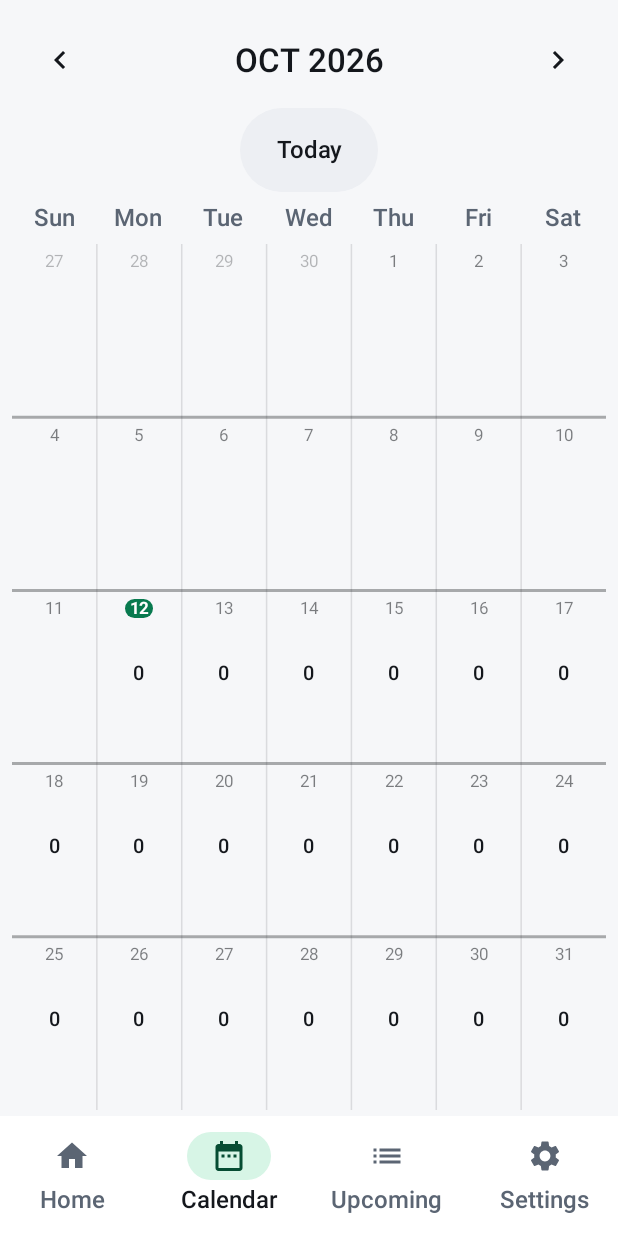
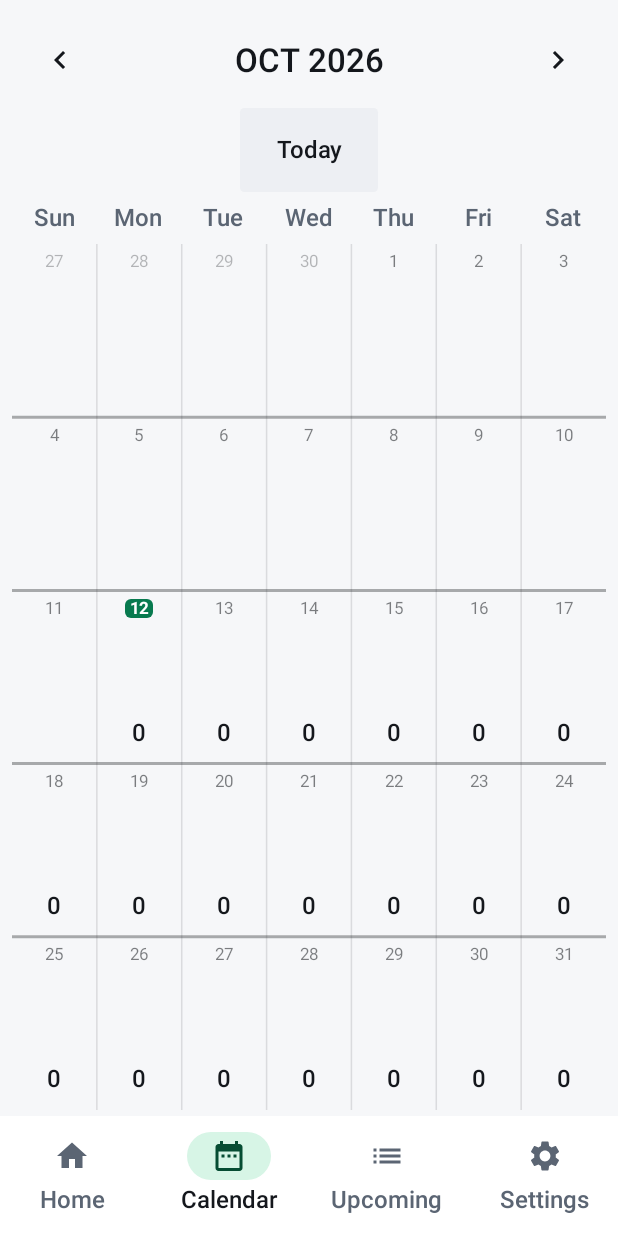
Before and after one commit to dragovitcmia-dot/MoneyPlan, an Android app built with Jetpack Compose: the screen it shows after launch (MainActivity), item 2 of the bottom bar chosen, on a phone screen of 412 x 824 dp. Run offline under Robolectric (Android 15) with nearby library versions, the phone set to English and light mode, and no system bars; our stand-ins replace Room's generated code.

Commit message:
v0.6.2: calendar cell fills its height, square highlights, wizard as a bottom drawer with a discard guard, neutral dark palette, small name chips
Co-Authored-By: Claude Sonnet 5.5 <noreply@anthropic.com>
Claude-Session: https://claude.ai/code/session_011RdXaBfxb67EPHeNYQjkGc

```diff
--- a/app/build.gradle.kts
+++ b/app/build.gradle.kts
@@ -15,7 +15,7 @@ android {
         targetSdk = 35
         // CI run number so every build can install over the previous one; 1 for local builds.
         versionCode = System.getenv("GITHUB_RUN_NUMBER")?.toIntOrNull() ?: 1
-        versionName = "0.6.1"
+        versionName = "0.6.2"
     }
 
     // A fixed, committed debug key: every CI build is signed identically and updates in place.
--- a/app/src/main/java/com/cashflow/app/engine/CalendarSummary.kt
+++ b/app/src/main/java/com/cashflow/app/engine/CalendarSummary.kt
@@ -157,26 +157,36 @@ data class CalendarCellContent(val dayNumber: Int, val lines: List<CellLine?>) {
     }
 }
 
-/** Sizes of a calendar cell, decided from the room the grid has and the text scale. */
+/**
+ * Sizes of a calendar cell, decided from the height of its row and the text scale. A cell is a day-number row at the
+ * top plus three EQUAL slots (expenses, one-time income, balance) that fill the rest of the height; each text sits
+ * in the middle of its slot, so the cell is used from top to bottom.
+ */
 data class CellMetrics(
     /** Height of one week row (dp). */
     val rowHeightDp: Float,
-    /** Size of the day number and of the money lines (sp). */
+    /** Height of the day-number row at the top (dp). */
+    val dayRowDp: Float,
+    /** Height of each of the three equal slots (dp). */
+    val slotDp: Float,
     val daySp: Float,
+    /** Size of the balance (the biggest line). */
+    val balanceSp: Float,
+    /** Size of the expense and income lines. */
     val moneySp: Float,
-    /** The rows need more room than there is even at the smallest text size, so the screen scrolls. */
+    /** The rows need more room than there is even at the smallest text size, so the grid area scrolls. */
     val scrolls: Boolean,
 )
 
 /**
- * One fixed cell layout at every font scale and row count. Every cell is the day number plus three money lines; when
- * room is short the TEXT gets smaller (down to [MIN_SP]) instead of lines disappearing. A pure function of its inputs:
- * nothing depends on a first measurement or on earlier navigation.
+ * One fixed cell layout at every font scale and row count. When room is short the TEXT gets smaller (down to
+ * [MIN_SP]) instead of lines disappearing. A pure function of its inputs: nothing depends on a first measurement.
  */
 object CalendarCellLayout {
     const val MIN_SP = 8f
     const val DAY_SP = 11f
-    const val MONEY_SP = 13f
+    const val BALANCE_SP = 16f
+    const val MONEY_SP = 12f
 
     /** Line height as a multiple of the text size. */
     const val LINE = 1.15f
@@ -184,22 +194,34 @@ object CalendarCellLayout {
     /** Space above, between and below the lines (dp). */
     const val PAD_DP = 4f
 
-    /** Lines in a cell: the day number and the three money slots. */
-    const val LINES = 1 + CalendarCellContent.SLOTS
+    /** Slots in a cell: expenses, one-time income, balance. */
+    const val SLOTS = CalendarCellContent.SLOTS
 
-    /** The height (dp) four lines need at text size [sp] (a text size in sp grows with [fontScale]). */
-    fun neededHeightDp(sp: Float, fontScale: Float): Float = LINES * sp * LINE * fontScale + PAD_DP
+    private fun scaleOf(fontScale: Float) = if (fontScale <= 0f) 1f else fontScale
 
-    fun metrics(availableHeightDp: Float, rows: Int, fontScale: Float): CellMetrics {
-        val scale = if (fontScale <= 0f) 1f else fontScale
-        val perRow = if (rows <= 0) 0f else availableHeightDp / rows
-        // The biggest size at which four lines fit in the row.
-        val fits = (perRow - PAD_DP) / (LINES * LINE * scale)
+    /** Height of the day-number row (dp) at text scale [fontScale]. */
+    fun dayRowDp(fontScale: Float): Float = DAY_SP * LINE * scaleOf(fontScale)
+
+    /** The height (dp) a cell needs when its three slots are as small as the smallest text allows. */
+    fun neededHeightDp(fontScale: Float): Float = PAD_DP + dayRowDp(fontScale) + SLOTS * MIN_SP * LINE * scaleOf(fontScale)
+
+    /** Metrics for [rows] rows sharing [availableHeightDp]. */
+    fun metrics(availableHeightDp: Float, rows: Int, fontScale: Float): CellMetrics =
+        forRow(if (rows <= 0) 0f else availableHeightDp / rows, fontScale)
+
+    /** Metrics for one row [rowHeightDp] tall. */
+    fun forRow(rowHeightDp: Float, fontScale: Float): CellMetrics {
+        val scale = scaleOf(fontScale)
+        val dayRow = dayRowDp(scale)
+        val slot = (rowHeightDp - PAD_DP - dayRow) / SLOTS
+        // The biggest text size at which one line fits its slot.
+        val fits = slot / (LINE * scale)
         if (fits < MIN_SP) {
-            // Not even the smallest size fits: keep it readable and let the screen scroll.
-            return CellMetrics(neededHeightDp(MIN_SP, scale), MIN_SP, MIN_SP, scrolls = true)
+            // Not even the smallest size fits: keep it readable and let the grid area scroll.
+            val minSlot = MIN_SP * LINE * scale
+            return CellMetrics(neededHeightDp(scale), dayRow, minSlot, DAY_SP, MIN_SP, MIN_SP, scrolls = true)
         }
-        return CellMetrics(perRow, minOf(DAY_SP, fits), minOf(MONEY_SP, fits), scrolls = false)
+        return CellMetrics(rowHeightDp, dayRow, slot, DAY_SP, minOf(BALANCE_SP, fits), minOf(MONEY_SP, fits), scrolls = false)
     }
 
     /**
--- a/app/src/main/java/com/cashflow/app/ui/calendar/CalendarScreen.kt
+++ b/app/src/main/java/com/cashflow/app/ui/calendar/CalendarScreen.kt
@@ -21,7 +21,7 @@ import androidx.compose.foundation.layout.size
 import androidx.compose.foundation.pager.HorizontalPager
 import androidx.compose.foundation.pager.rememberPagerState
 import androidx.compose.foundation.rememberScrollState
-import androidx.compose.foundation.shape.CircleShape
+import androidx.compose.foundation.shape.RoundedCornerShape
 import androidx.compose.foundation.verticalScroll
 import androidx.compose.material.icons.Icons
 import androidx.compose.material.icons.filled.KeyboardArrowLeft
@@ -104,6 +104,12 @@ import java.time.temporal.WeekFields
 import java.util.Locale
 
 private val CellGap = 3.dp
+
+/** Cell highlights (today, selected, negative) are nearly square: 3 dp corners. */
+private val CellShape = RoundedCornerShape(3.dp)
+
+/** The today marker is a small rounded square, not a pill or a circle. */
+private val TodayShape = RoundedCornerShape(4.dp)
 private val GridPadding = 8.dp
 
 
@@ -197,6 +203,7 @@ fun CalendarScreen(
                         goToMonth(YearMonth.from(today))
                     },
                     style = AppButtonStyle.Tonal,
+                    shape = CellShape,
                 )
             }
             shortDay?.let { day -> ShortBanner(day) {
@@ -210,13 +217,10 @@ fun CalendarScreen(
             // money lines. When the room is short the TEXT shrinks; only when even the smallest text cannot fit does the
             // grid area (not the header) scroll. The sizes are a pure function of this area's size and the text scale.
             BoxWithConstraints(Modifier.fillMaxWidth().weight(1f)) {
-                val metrics = CalendarCellLayout.metrics(maxHeight.value, CalendarGrid.FIXED_ROWS, density.fontScale)
-                val pagerModifier = if (metrics.scrolls) {
-                    Modifier.fillMaxWidth().height(metrics.rowHeightDp.dp * CalendarGrid.FIXED_ROWS)
-                } else {
-                    Modifier.fillMaxSize()
-                }
-                Box(if (metrics.scrolls) Modifier.fillMaxSize().verticalScroll(rememberScrollState()) else Modifier.fillMaxSize()) {
+                val worst = CalendarCellLayout.metrics(maxHeight.value, CalendarGrid.FIXED_ROWS, density.fontScale)
+                val gridHeight = if (worst.scrolls) (worst.rowHeightDp * CalendarGrid.FIXED_ROWS).dp else maxHeight
+                val pagerModifier = if (worst.scrolls) Modifier.fillMaxWidth().height(gridHeight) else Modifier.fillMaxSize()
+                Box(if (worst.scrolls) Modifier.fillMaxSize().verticalScroll(rememberScrollState()) else Modifier.fillMaxSize()) {
                     HorizontalPager(
                         state = pager,
                         modifier = pagerModifier,
@@ -226,7 +230,7 @@ fun CalendarScreen(
                         MonthGrid(
                             summary = months[MonthPages.monthOf(page)],
                             selected = selected,
-                            metrics = metrics,
+                            gridHeightDp = gridHeight.value,
                             cellWidthDp = cellWidthDp,
                             fontScale = density.fontScale,
                             onDayClick = { day ->
@@ -333,7 +337,7 @@ private fun WeekdayHeader(firstDay: java.time.DayOfWeek) {
 private fun MonthGrid(
     summary: MonthSummary?,
     selected: LocalDate?,
-    metrics: CellMetrics,
+    gridHeightDp: Float,
     cellWidthDp: Float,
     fontScale: Float,
     onDayClick: (DaySummary) -> Unit,
@@ -346,6 +350,8 @@ private fun MonthGrid(
         return
     }
     val rows = summary.weeks.size
+    // Sizes come from the actual cell height (5 or 6 rows share the grid), as a pure function of it and the text scale.
+    val metrics = CalendarCellLayout.metrics(gridHeightDp, rows, fontScale)
     val horizontalLine = MaterialTheme.colorScheme.onSurface.copy(alpha = 0.35f)
     val verticalLine = MaterialTheme.colorScheme.onSurface.copy(alpha = 0.12f)
     Column(
@@ -401,9 +407,10 @@ private fun DayCell(
     // Day numbers are small and faint (the money is the content); only today's number is full contrast and bold.
     val faint = MaterialTheme.colorScheme.onSurface.copy(alpha = Palette.DAY_NUMBER_ALPHA)
     val numberColor = if (day.inMonth) faint else MaterialTheme.colorScheme.onSurface.copy(alpha = 0.3f)
-    val dayLine = with(LocalDensity.current) { (metrics.daySp.sp * CalendarCellLayout.LINE).toDp() }
-    val moneyLine = with(LocalDensity.current) { (metrics.moneySp.sp * CalendarCellLayout.LINE).toDp() }
+    val dayRow = with(LocalDensity.current) { metrics.dayRowDp.dp }
     val dayStyle = MaterialTheme.typography.bodyMedium.copy(fontSize = metrics.daySp.sp, lineHeight = (metrics.daySp * CalendarCellLayout.LINE).sp)
+    // Highlights are nearly square (no pills anywhere on the calendar).
+    val shape = CellShape
     if (!day.inMonth) {
         // The neighbouring months' days only fill the grid; they are dimmed and not touchable.
         Box(modifier.padding(CellGap).clearAndSetSemantics {}, contentAlignment = Alignment.TopCenter) {
@@ -414,7 +421,6 @@ private fun DayCell(
     val content = remember(day) { CalendarCellContent.of(day) }
     val resources = LocalContext.current.resources
     val description = remember(day, resources) { describe(resources, day) }
-    val shape = MaterialTheme.shapes.small
     val fill = when {
         day.negative -> colors.dayNegativeFill
         selected -> colors.daySelectedFill
@@ -429,11 +435,12 @@ private fun DayCell(
             .clickable(role = Role.Button) { onClick(day) }
             .semantics { contentDescription = description; this.selected = selected },
     ) {
-        Column(Modifier.fillMaxSize().padding(top = (CalendarCellLayout.PAD_DP / 2).dp), horizontalAlignment = Alignment.CenterHorizontally) {
-            Box(Modifier.fillMaxWidth().height(dayLine), contentAlignment = Alignment.Center) {
+        Column(Modifier.fillMaxSize().padding(top = (CalendarCellLayout.PAD_DP / 2).dp, bottom = (CalendarCellLayout.PAD_DP / 2).dp), horizontalAlignment = Alignment.CenterHorizontally) {
+            // The day number at the top ...
+            Box(Modifier.fillMaxWidth().height(dayRow), contentAlignment = Alignment.Center) {
                 if (day.isToday) {
                     Box(
-                        Modifier.defaultMinSize(minWidth = dayLine, minHeight = dayLine).clip(CircleShape).background(MaterialTheme.colorScheme.primary),
+                        Modifier.defaultMinSize(minWidth = dayRow, minHeight = dayRow).clip(TodayShape).background(MaterialTheme.colorScheme.primary),
                         contentAlignment = Alignment.Center,
                     ) {
                         Text(
@@ -448,15 +455,18 @@ private fun DayCell(
                     Text(day.date.dayOfMonth.toString(), style = dayStyle, fontWeight = FontWeight.Normal, color = numberColor)
                 }
             }
-            for (line in content.lines) {
-                Box(Modifier.fillMaxWidth().height(moneyLine), contentAlignment = Alignment.Center) {
+            // ... then three EQUAL slots that fill the rest of the cell; each text is centred in its slot, so the
+            // expenses sit in the upper part and the balance in the lower part.
+            for ((index, line) in content.lines.withIndex()) {
+                Box(Modifier.fillMaxWidth().weight(1f), contentAlignment = Alignment.Center) {
                     if (line != null) {
                         val color = when (line.kind) {
                             CellLineKind.EXPENSE -> colors.negative
                             CellLineKind.INCOME -> colors.cellIncome
                             CellLineKind.BALANCE -> if (day.negative) colors.negative else MaterialTheme.colorScheme.onSurface
                         }
-                        val size = CalendarCellLayout.fitSp(line.text, cellWidthDp, metrics.moneySp, fontScale)
+                        val max = if (index == CalendarCellContent.BALANCE_SLOT) metrics.balanceSp else metrics.moneySp
+                        val size = CalendarCellLayout.fitSp(line.text, cellWidthDp, max, fontScale)
                         Text(
                             line.text,
                             color = color,
@@ -475,7 +485,7 @@ private fun DayCell(
             }
         }
         if (day.waiting > 0) {
-            Box(Modifier.align(Alignment.TopEnd).padding(top = 3.dp, end = 3.dp).size(6.dp).background(colors.badge, CircleShape))
+            Box(Modifier.align(Alignment.TopEnd).padding(top = 3.dp, end = 3.dp).size(6.dp).background(colors.badge, TodayShape))
         }
     }
 }
--- a/app/src/main/java/com/cashflow/app/ui/components/Components.kt
+++ b/app/src/main/java/com/cashflow/app/ui/components/Components.kt
@@ -97,6 +97,8 @@ fun AppButton(
     textStyle: TextStyle? = null,
     /** Label colour of the Tonal / Outlined styles (e.g. red for a destructive action). */
     contentColor: Color? = null,
+    /** A custom corner shape (default: the usual pill). */
+    shape: androidx.compose.ui.graphics.Shape? = null,
 ) {
     val source = remember { MutableInteractionSource() }
     val m = modifier.pressScale(source).heightIn(min = 56.dp)
@@ -107,6 +109,7 @@ fun AppButton(
         ) { Text(text, textAlign = TextAlign.Center, style = textStyle ?: LocalTextStyle.current) }
         AppButtonStyle.Tonal -> FilledTonalButton(
             onClick, m, enabled = enabled, elevation = null, interactionSource = source,
+            shape = shape ?: ButtonDefaults.filledTonalShape,
             colors = if (contentColor != null) ButtonDefaults.filledTonalButtonColors(contentColor = contentColor) else ButtonDefaults.filledTonalButtonColors(),
         ) {
             Text(text, textAlign = TextAlign.Center)
--- a/app/src/main/java/com/cashflow/app/ui/theme/Palette.kt
+++ b/app/src/main/java/com/cashflow/app/ui/theme/Palette.kt
@@ -55,16 +55,20 @@ object Palette {
      */
     const val DAY_NUMBER_ALPHA = 0.55f
 
+    /**
+     * The dark theme is NEUTRAL: every gray has R = G = B, with no blue cast. The background and the numpad band are
+     * the same near-black, so the Add wizard is one piece; surfaces are slightly lighter grays.
+     */
     val dark = ThemePalette(
-        background = 0xFF0B0D10, surface = 0xFF14171C, elevated = 0xFF1B1F26, hairline = 0xFF262B33,
-        text = 0xFFF2F4F7, textSecondary = 0xFF8A93A0,
-        accent = 0xFF3DDC97, onAccent = 0xFF0B0D10,
+        background = 0xFF050505, surface = 0xFF121212, elevated = 0xFF1A1A1A, hairline = 0xFF2A2A2A,
+        text = 0xFFF2F2F2, textSecondary = 0xFF9A9A9A,
+        accent = 0xFF3DDC97, onAccent = 0xFF050505,
         primaryContainer = 0xFF14382A, onPrimaryContainer = 0xFF3DDC97,
         negativeText = 0xFFFF5C6C, errorContainer = 0xFF3A1A1F, onErrorContainer = 0xFFFF5C6C,
-        secondaryContainer = 0xFF1B1F26, onSecondaryContainer = 0xFFF2F4F7,
+        secondaryContainer = 0xFF1A1A1A, onSecondaryContainer = 0xFFF2F2F2,
         expenseFill = EXPENSE_RED, incomeFill = INCOME_GREEN, buttonLabel = KIND_LABEL,
-        keypadBackground = 0xFF010101, keyDigit = 0xFF2D2D2F, keyAction = 0xFF171719, keyPressed = 0xFF474749, keyText = 0xFFFFFFFF,
-        inverseSurface = 0xFFF2F4F7, inverseOnSurface = 0xFF0B0D10, inverseAccent = 0xFF087A4F,
+        keypadBackground = 0xFF050505, keyDigit = 0xFF2D2D2F, keyAction = 0xFF171719, keyPressed = 0xFF474749, keyText = 0xFFFFFFFF,
+        inverseSurface = 0xFFF2F2F2, inverseOnSurface = 0xFF050505, inverseAccent = 0xFF087A4F,
         dayNegativeFill = 0xFF3A1A1F, daySelectedFill = 0xFF1D2A27, badge = 0xFFFFB020, cellIncome = 0xFF3DDC97,
     )
 
```
Also changed, not shown: app/src/main/java/com/cashflow/app/ui/home/EntryComposer.kt (+47 -13 lines), 3 other files.
